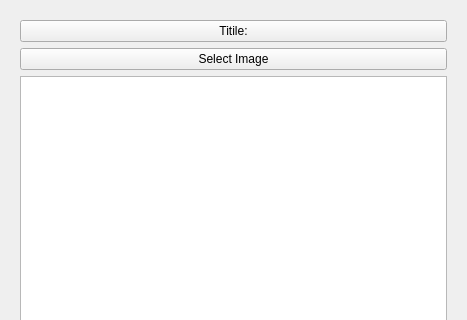
Above: editor/editor.ui from strattonbrazil/pagemaster before the change; both pictures show x 0 to 467 and y 0 to 320 of the 467 by 673 pixel window. Below: the same form after it.
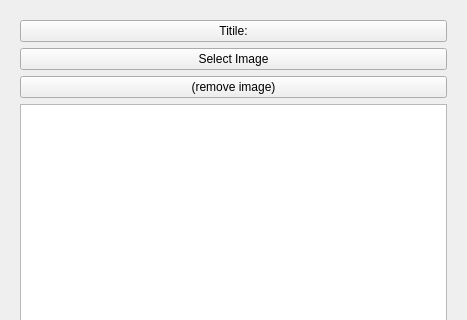
That is the form after the change. The open tabs and pages were chosen to show the change.

```diff
--- a/editor/editor.ui
+++ b/editor/editor.ui
@@ -49,6 +49,13 @@
          </property>
         </widget>
        </item>
+       <item>
+        <widget class="QPushButton" name="removeImageButton">
+         <property name="text">
+          <string>(remove image)</string>
+         </property>
+        </widget>
+       </item>
        <item>
         <widget class="QTextEdit" name="contentArea"/>
        </item>
```
Left out of the diff: 2 changed lines with no effect on the pictures.
